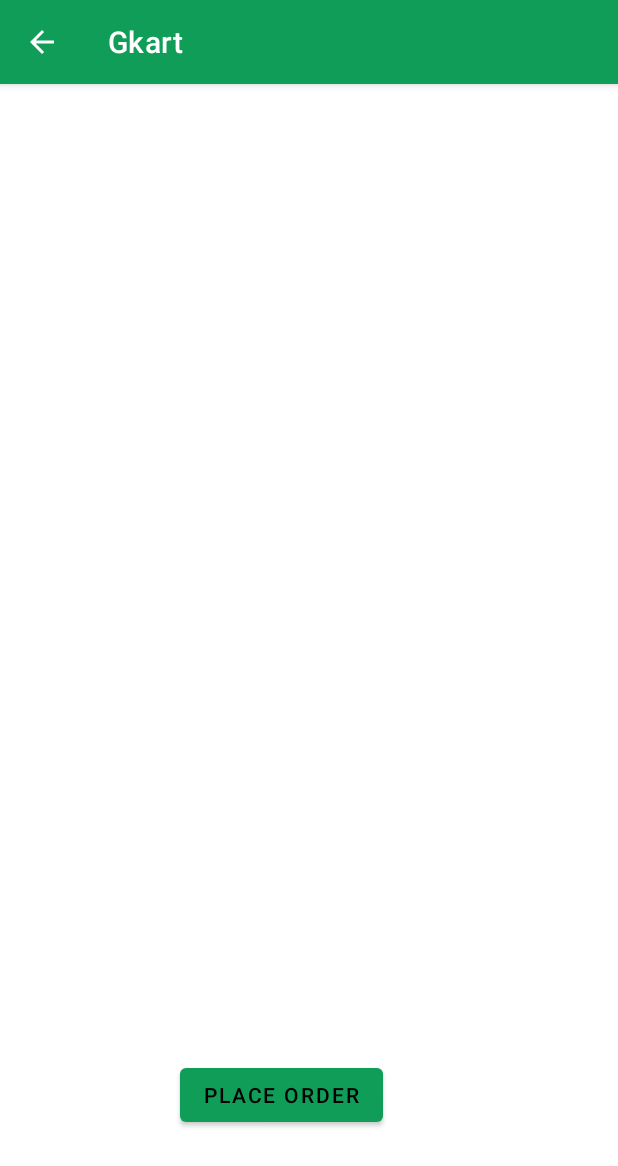
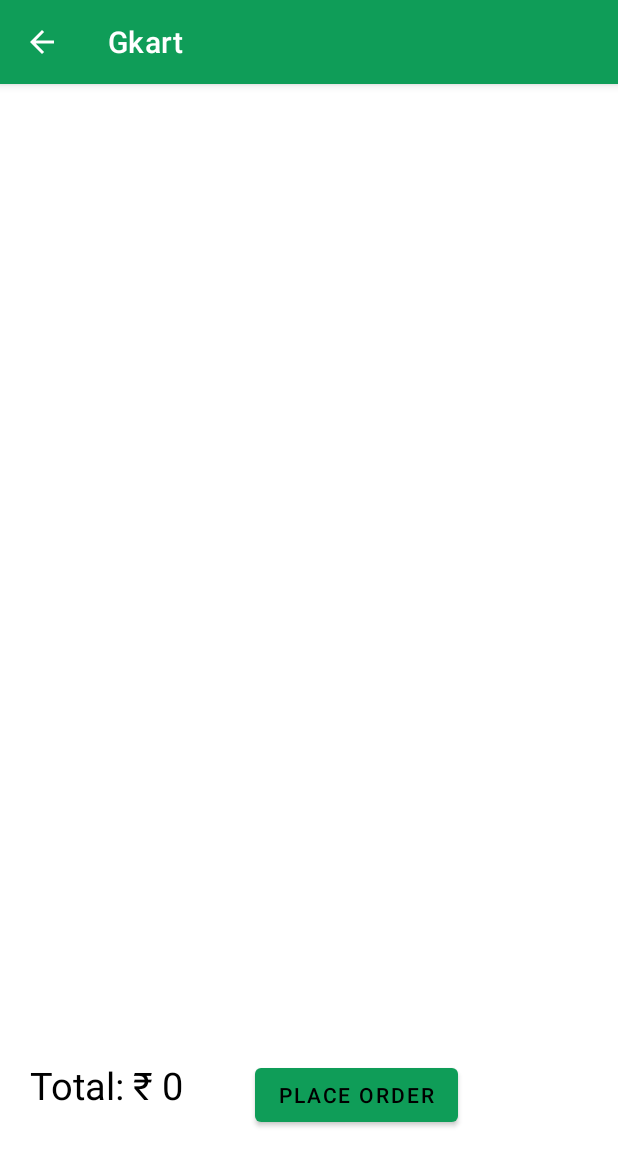
Before and after one commit to adityapatil-03/Gkart, an Android app: the screen it shows after launch once a user with an empty profile is signed in (cart), after a tap on an icon or button, on a phone screen of 412 x 824 dp. Shown: the top 1166 px of the screen. Run offline under Robolectric (Android 15) with nearby library versions, the phone set to English and light mode, and no system bars; our stand-ins replace Firebase (no records; nobody signed in at launch, a user with empty details on screens opened directly), navigation-ui.

Commit message:
Category added to cart database

```diff
--- a/app/src/main/java/com/example/gkart/Product_display.java
+++ b/app/src/main/java/com/example/gkart/Product_display.java
@@ -92,6 +92,7 @@ public class Product_display extends AppCompatActivity {
          boolean cs = db.search_name(name,"0");
         Log.d("pranav", "Cartclick: " + cs);
         if(!cs) {
+            String cate = intent.getExtras().getString("category");
             databaseReference = FirebaseDatabase.getInstance().getReference().child("products").child(intent.getExtras().getString("category")).child(view.getTag().toString());
             databaseReference.addValueEventListener(new ValueEventListener() {
                 @Override
@@ -102,7 +103,7 @@ public class Product_display extends AppCompatActivity {
                         product_data.add(snapshot1.getValue().toString());
                         Log.d("pranav", "onDataChange: " + snapshot1.getValue().toString());
                     }
-                    boolean c_product = db.insert(product_data.get(1), product_data.get(0), product_data.get(2), 1);
+                    boolean c_product = db.insert(product_data.get(1), product_data.get(0), product_data.get(2), 1,cate);
                     if (c_product) {
                         Toast.makeText(Product_display.this, "Product added sucessfully", Toast.LENGTH_SHORT).show();
                     }
--- a/app/src/main/java/com/example/gkart/cart.java
+++ b/app/src/main/java/com/example/gkart/cart.java
@@ -22,18 +22,20 @@ public class cart extends AppCompatActivity {
     private RecyclerView cart_display;
     private cart_adapter c_a;
     private ArrayList<model> cart_products;
-    TextView quantity;
+    TextView total_amount;
+    final String rupee = "₹ ";
+
     @SuppressLint("MissingInflatedId")
     @Override
     protected void onCreate(Bundle savedInstanceState) {
         super.onCreate(savedInstanceState);
         setContentView(R.layout.activity_cart);
-
         db = new cart_database(this);
         cart_display = findViewById(R.id.cr);
-
+        total_amount = findViewById(R.id.total_amount);
      //   Cursor c = db.getdata();
         cart_products = new ArrayList<>();
+
 //        while (c.moveToNext()){
 //            String s = c.getString(4);
 //            int i=Integer.parseInt(s);
@@ -50,19 +52,38 @@ public class cart extends AppCompatActivity {
 //        cart_display.setAdapter(c_a);
     }
 
+
+    public void calculate_total_amount(){
+        int total = 0;
+        Cursor c = db.getdata();
+        while (c.moveToNext()){
+            String s = c.getString(4);
+            int i=Integer.parseInt(s);
+
+            String price = c.getString(3);
+            int pri = Integer.parseInt(price);
+
+            total += (i*pri);
+
+        }
+
+        total_amount.setText("Total: "+rupee + total);
+
+    }
+
     public void display(){
         Cursor c = db.getdata();
+
         ArrayList<model> products = new ArrayList<>();
         while (c.moveToNext()){
             String s = c.getString(4);
             int i=Integer.parseInt(s);
-            Log.d("pranav", "onCreate: ");
             model d = new model(c.getString(0),c.getString(1),c.getString(2),c.getString(3),i);
             products.add(d);
         }
         cart_products = products;
         cart_display.setLayoutManager(new LinearLayoutManager(this));
-
+        calculate_total_amount();
         c_a = new cart_adapter(cart.this,cart_products);
         cart_display.setAdapter(c_a);
     }
@@ -72,7 +93,7 @@ public class cart extends AppCompatActivity {
 
         Integer d = db.delete(c_id);
         if(d>0){
-            Toast.makeText(cart.this,"Data deleted sucessfully",Toast.LENGTH_SHORT).show();
+            Toast.makeText(cart.this,"Product deleted sucessfully",Toast.LENGTH_SHORT).show();
         }
         display();
     }
--- a/app/src/main/java/com/example/gkart/cart_database.java
+++ b/app/src/main/java/com/example/gkart/cart_database.java
@@ -17,6 +17,7 @@ public class cart_database extends SQLiteOpenHelper {
     public static final String col_3 = "PRICE";
     public static final String col_4 = "IMAGE";
     public static final String col_5 = "QUANTITY";
+    public static final String col_6 = "CATEGORY";
 
     public cart_database(Context context) {
         super(context, DATABASE_NAME,null,1);
@@ -24,7 +25,7 @@ public class cart_database extends SQLiteOpenHelper {
 
     @Override
     public void onCreate(SQLiteDatabase sq) {
-        sq.execSQL("create table " + TABLE_NAME +" (ID INTEGER PRIMARY KEY AUTOINCREMENT,NAME TEXT,PRICE TEXT,IMAGE TEXT,QUANTITY INTEGER)");
+        sq.execSQL("create table " + TABLE_NAME +" (ID INTEGER PRIMARY KEY AUTOINCREMENT,NAME TEXT,PRICE TEXT,IMAGE TEXT,QUANTITY INTEGER,CATEGORY TEXT)");
     }
 
     @Override
@@ -34,14 +35,14 @@ public class cart_database extends SQLiteOpenHelper {
 
     }
 
-    public boolean insert(String name,String price,String image,int quantity){
+    public boolean insert(String name,String price,String image,int quantity,String category){
         SQLiteDatabase sq = this.getWritableDatabase();
         ContentValues cv = new ContentValues();
         cv.put(col_2,name);
         cv.put(col_3,price);
         cv.put(col_4,image);
         cv.put(col_5,quantity);
-
+        cv.put(col_6,category);
         long x = sq.insert(TABLE_NAME,null,cv);
         if(x==-1){
             return false;
--- a/app/src/main/res/layout/activity_cart.xml
+++ b/app/src/main/res/layout/activity_cart.xml
@@ -10,7 +10,7 @@
    <androidx.recyclerview.widget.RecyclerView
        android:id="@+id/cr"
        android:layout_width="match_parent"
-       android:layout_height="750sp"
+       android:layout_height="650sp"
 />
 
    <Button
@@ -18,7 +18,17 @@
 
        android:layout_width="wrap_content"
        android:layout_height="wrap_content"
-       android:layout_marginLeft="120sp"
+       android:layout_marginLeft="170sp"
        android:layout_marginTop="650sp"
        android:text="Place order" />
+
+   <TextView
+       android:id="@+id/total_amount"
+       android:layout_width="wrap_content"
+       android:layout_height="40sp"
+       android:layout_marginLeft="20sp"
+       android:layout_marginTop="650sp"
+       android:textSize="25sp"
+       android:textColor="@color/black"
+       android:text="TextView" />
 </RelativeLayout>
```
